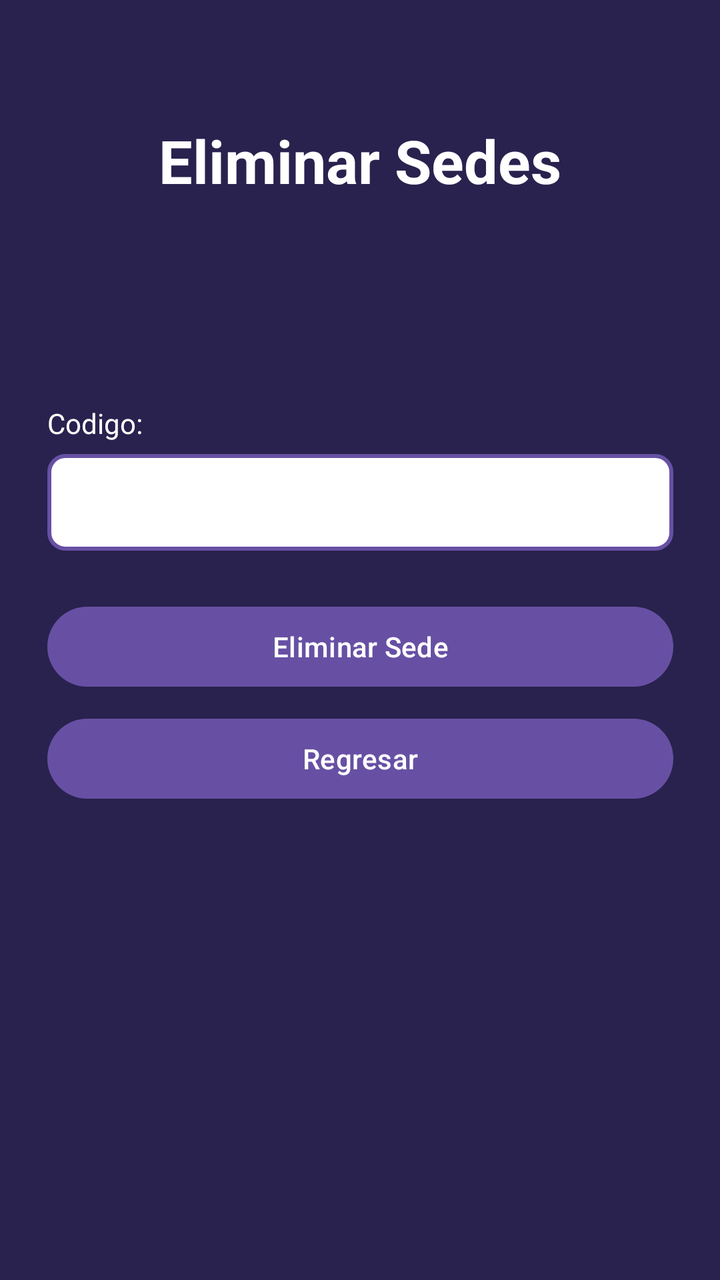
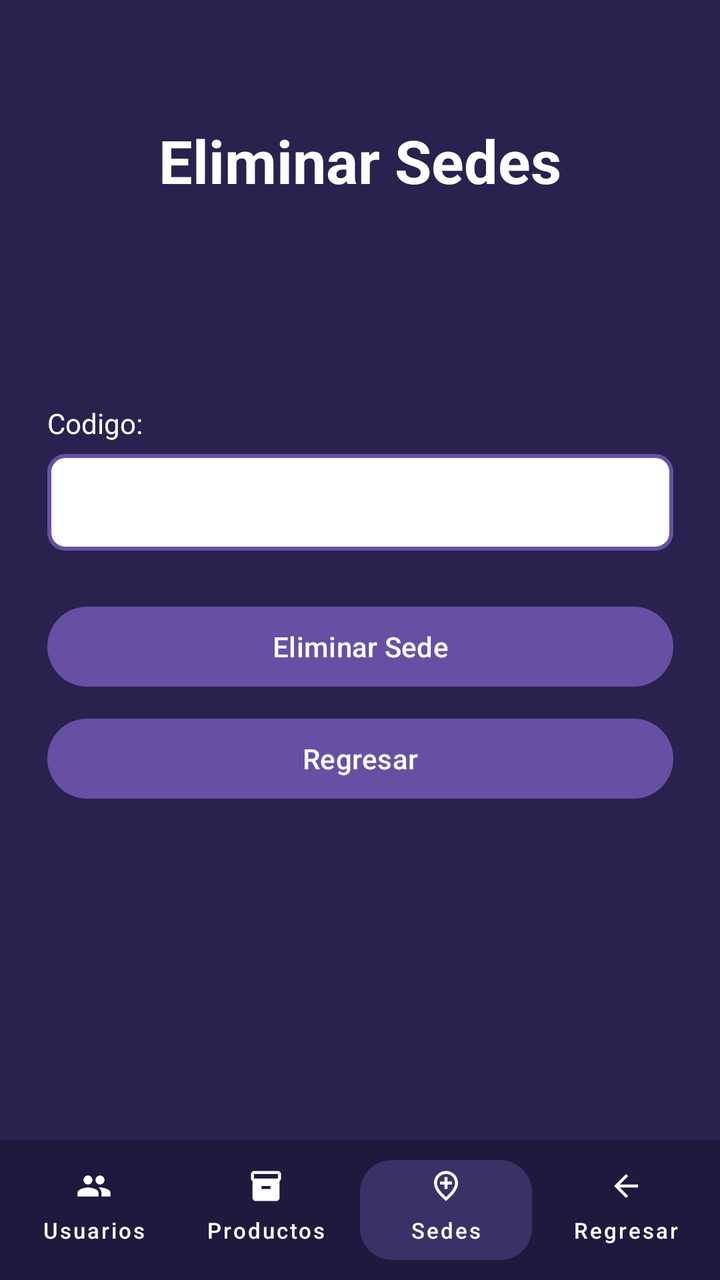

Screens rendered from an Android XML layout before and after an edit, with the pre-edit source and the edit as a unified diff.
<!-- AndroidManifest.xml: application theme Theme.AlcamenProyectoFinal -->
<!-- res/layout/activity_frm_eliminar_sedes.xml -->
<?xml version="1.0" encoding="utf-8"?>
<androidx.constraintlayout.widget.ConstraintLayout xmlns:android="http://schemas.android.com/apk/res/android"
    xmlns:app="http://schemas.android.com/apk/res-auto"
    xmlns:tools="http://schemas.android.com/tools"
    android:id="@+id/main"
    android:background="#29224E" android:layout_width="match_parent"
    android:layout_height="match_parent"
    tools:context=".Vista.frmEliminarSedes">

    <TextView
        android:id="@+id/tvTituloEliminarSedes"
        android:layout_width="wrap_content"
        android:layout_height="wrap_content"
        android:text="Eliminar Sedes"
        android:textColor="#FFFFFF"
        android:textSize="30sp"
        android:textStyle="bold"
        android:layout_marginTop="60dp"
        app:layout_constraintEnd_toEndOf="parent"
        app:layout_constraintStart_toStartOf="parent"
        app:layout_constraintTop_toTopOf="parent" />

    <LinearLayout
        android:layout_width="313dp"
        android:layout_height="wrap_content"
        android:orientation="vertical"
        app:layout_constraintBottom_toBottomOf="parent"
        app:layout_constraintEnd_toEndOf="parent"
        app:layout_constraintStart_toStartOf="parent"
        app:layout_constraintTop_toBottomOf="@+id/tvTituloEliminarSedes"
        app:layout_constraintVertical_bias="0.3">

        <TextView
            android:id="@+id/textView65"
            android:layout_width="match_parent"
            android:layout_height="wrap_content"
            android:text="Codigo:"
            android:textColor="#FFFFFF" android:textSize="14sp"
            android:layout_marginBottom="6dp" />

        <EditText
            android:id="@+id/txtCodigoSedeEliminar"
            android:layout_width="match_parent"
            android:layout_height="wrap_content"
            android:ems="10"
            android:inputType="text"
            android:background="@drawable/input_border" android:padding="12dp" android:textColor="#000000" android:layout_marginBottom="24dp" />

        <Button
            android:id="@+id/button76"
            android:layout_width="match_parent"
            android:layout_height="wrap_content"
            android:onClick="btnEliminarSede"
            android:text="Eliminar Sede"
            android:layout_marginBottom="8dp" />

        <Button
            android:id="@+id/button77"
            android:layout_width="match_parent"
            android:layout_height="wrap_content"
            android:onClick="btnRegresar"
            android:text="Regresar" />

    </LinearLayout>

</androidx.constraintlayout.widget.ConstraintLayout>
<!-- resources referenced by this layout -->
<resources>
  <!-- drawable input_border (drawable) -->
  <?xml version="1.0" encoding="utf-8"?>
  <shape xmlns:android="http://schemas.android.com/apk/res/android"
      android:shape="rectangle">
  
      <solid android:color="#FFFFFF" />
  
      <stroke
          android:width="2dp"
          android:color="#6750A4" />
  
      <corners android:radius="8dp" />
  
  </shape>
  <style name="Theme.AlcamenProyectoFinal" parent="Base.Theme.AlcamenProyectoFinal" />
  <style name="Base.Theme.AlcamenProyectoFinal" parent="Theme.Material3.DayNight.NoActionBar">
          
          
      </style>
</resources>

<!-- the commit's change to res/layout/activity_frm_eliminar_sedes.xml (unified diff, before → after) -->
@@ -63,4 +63,81 @@
 
     </LinearLayout>
 
+    <LinearLayout
+        android:id="@+id/bottomBar"
+        android:layout_width="match_parent"
+        android:layout_height="70dp"
+        android:background="#1F1A3D"
+        android:orientation="horizontal"
+        android:padding="4dp"
+        android:gravity="center_vertical"
+        app:layout_constraintBottom_toBottomOf="parent"
+        app:layout_constraintEnd_toEndOf="parent"
+        app:layout_constraintStart_toStartOf="parent">
+
+        <com.google.android.material.button.MaterialButton
+            android:id="@+id/btnUsuarios"
+            style="@style/Widget.MaterialComponents.Button.TextButton"
+            android:layout_width="0dp"
+            android:layout_height="match_parent"
+            android:layout_weight="1"
+            android:text="Usuarios"
+            android:textColor="@android:color/white"
+            android:textSize="11sp"
+            app:icon="@drawable/ic_people"
+            app:iconGravity="top"
+            app:iconPadding="2dp"
+            app:iconTint="@android:color/white"
+            app:textAllCaps="false" />
+
+        <com.google.android.material.button.MaterialButton
+            android:id="@+id/btnProductos"
+            style="@style/Widget.MaterialComponents.Button.TextButton"
+            android:layout_width="0dp"
+            android:layout_height="match_parent"
+            android:layout_weight="1"
+            android:text="Productos"
+            android:textColor="@android:color/white"
+            android:textSize="11sp"
+            app:icon="@drawable/ic_inventory"
+            app:iconGravity="top"
+            app:iconPadding="2dp"
+            app:iconTint="@android:color/white"
+            app:textAllCaps="false" />
+
+        <com.google.android.material.button.MaterialButton
+            android:id="@+id/btnSedes"
+            style="@style/Widget.MaterialComponents.Button.UnelevatedButton"
+            android:layout_width="0dp"
+            android:layout_height="match_parent"
+            android:layout_marginHorizontal="4dp"
+            android:layout_weight="1"
+            android:text="Sedes"
+            android:textColor="@android:color/white"
+            android:textSize="11sp"
+            app:backgroundTint="#3A3266"
+            app:cornerRadius="16dp"
+            app:icon="@drawable/ic_location_city"
+            app:iconGravity="top"
+            app:iconPadding="2dp"
+            app:iconTint="@android:color/white"
+            app:textAllCaps="false" />
+
+        <com.google.android.material.button.MaterialButton
+            android:id="@+id/btnRegresar"
+            style="@style/Widget.MaterialComponents.Button.TextButton"
+            android:layout_width="0dp"
+            android:layout_height="match_parent"
+            android:layout_weight="1"
+            android:text="Regresar"
+            android:textColor="@android:color/white"
+            android:textSize="11sp"
+            app:icon="@drawable/ic_arrow_back"
+            app:iconGravity="top"
+            app:iconPadding="2dp"
+            app:iconTint="@android:color/white"
+            app:textAllCaps="false" />
+
+    </LinearLayout>
+
 </androidx.constraintlayout.widget.ConstraintLayout>
<!-- resource entries referenced after the edit -->
@@ -1,5 +1,29 @@
 <!-- resources referenced by this layout -->
 <resources>
+  <!-- drawable ic_arrow_back (drawable) -->
+  <vector xmlns:android="http://schemas.android.com/apk/res/android" android:autoMirrored="true" android:height="24dp" android:tint="#000000" android:viewportHeight="960" android:viewportWidth="960" android:width="24dp">
+        
+      <path android:fillColor="@android:color/white" android:pathData="M313,520L537,744L480,800L160,480L480,160L537,216L313,440L800,440L800,520L313,520Z"/>
+      
+  </vector>
+  <!-- drawable ic_inventory (drawable) -->
+  <vector xmlns:android="http://schemas.android.com/apk/res/android" android:height="24dp" android:tint="#000000" android:viewportHeight="24" android:viewportWidth="24" android:width="24dp">
+        
+      <path android:fillColor="@android:color/white" android:pathData="M20,2L4,2c-1,0 -2,0.9 -2,2v3.01c0,0.72 0.43,1.34 1,1.69L3,20c0,1.1 1.1,2 2,2h14c0.9,0 2,-0.9 2,-2L21,8.7c0.57,-0.35 1,-0.97 1,-1.69L22,4c0,-1.1 -1,-2 -2,-2zM15,14L9,14v-2h6v2zM20,7L4,7L4,4l16,-0.02L20,7z"/>
+      
+  </vector>
+  <!-- drawable ic_location_city (drawable) -->
+  <vector xmlns:android="http://schemas.android.com/apk/res/android" android:height="24dp" android:tint="#000000" android:viewportHeight="960" android:viewportWidth="960" android:width="24dp">
+        
+      <path android:fillColor="@android:color/white" android:pathData="M440,560L520,560L520,440L640,440L640,360L520,360L520,240L440,240L440,360L320,360L320,440L440,440L440,560ZM480,774Q602,662 661,570.5Q720,479 720,408Q720,299 650.5,229.5Q581,160 480,160Q379,160 309.5,229.5Q240,299 240,408Q240,479 299,570.5Q358,662 480,774ZM480,880Q319,743 239.5,625.5Q160,508 160,408Q160,258 256.5,169Q353,80 480,80Q607,80 703.5,169Q800,258 800,408Q800,508 720.5,625.5Q641,743 480,880ZM480,400Q480,400 480,400Q480,400 480,400Q480,400 480,400Q480,400 480,400Q480,400 480,400Q480,400 480,400Q480,400 480,400Q480,400 480,400Z"/>
+      
+  </vector>
+  <!-- drawable ic_people (drawable) -->
+  <vector xmlns:android="http://schemas.android.com/apk/res/android" android:height="24dp" android:tint="#000000" android:viewportHeight="24" android:viewportWidth="24" android:width="24dp">
+        
+      <path android:fillColor="@android:color/white" android:pathData="M16,11c1.66,0 2.99,-1.34 2.99,-3S17.66,5 16,5c-1.66,0 -3,1.34 -3,3s1.34,3 3,3zM8,11c1.66,0 2.99,-1.34 2.99,-3S9.66,5 8,5C6.34,5 5,6.34 5,8s1.34,3 3,3zM8,13c-2.33,0 -7,1.17 -7,3.5L1,19h14v-2.5c0,-2.33 -4.67,-3.5 -7,-3.5zM16,13c-0.29,0 -0.62,0.02 -0.97,0.05 1.16,0.84 1.97,1.97 1.97,3.45L17,19h6v-2.5c0,-2.33 -4.67,-3.5 -7,-3.5z"/>
+      
+  </vector>
   <!-- drawable input_border (drawable) -->
   <?xml version="1.0" encoding="utf-8"?>
   <shape xmlns:android="http://schemas.android.com/apk/res/android"
